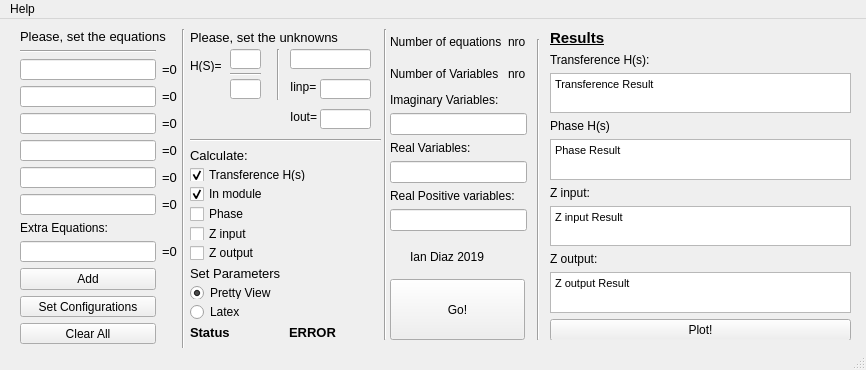
The window that UserInterface.ui (iancraz/CircuitSolver) describes before a commit, drawn with Qt 5.
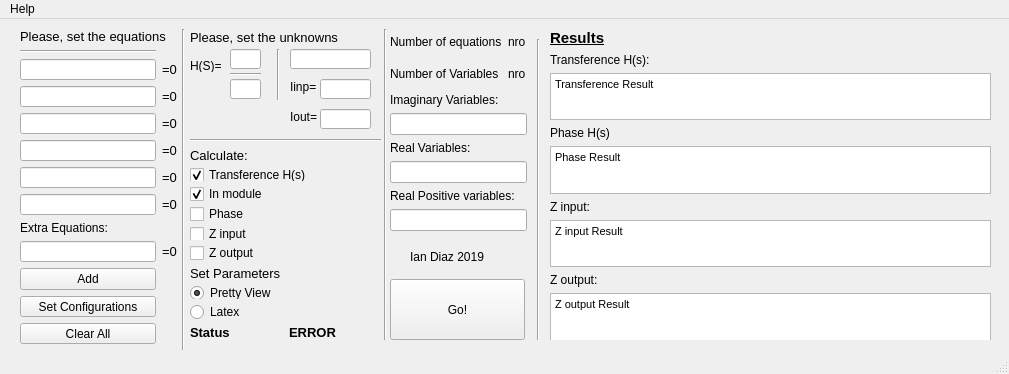
The same window after the commit.

Commit message: Creo q esta terminado

Patch:
```diff
--- a/UserInterface.ui
+++ b/UserInterface.ui
@@ -6,8 +6,8 @@
    <rect>
     <x>0</x>
     <y>0</y>
-    <width>866</width>
-    <height>370</height>
+    <width>1009</width>
+    <height>374</height>
    </rect>
   </property>
   <property name="windowTitle">
@@ -510,7 +510,7 @@
      <rect>
       <x>550</x>
       <y>10</y>
-      <width>301</width>
+      <width>441</width>
       <height>311</height>
      </rect>
     </property>
@@ -629,13 +629,6 @@
        </property>
       </widget>
      </item>
-     <item>
-      <widget class="QPushButton" name="plotButton">
-       <property name="text">
-        <string>Plot!</string>
-       </property>
-      </widget>
-     </item>
     </layout>
    </widget>
    <widget class="QLabel" name="mainLabel_unk">
@@ -803,7 +796,7 @@
     <rect>
      <x>0</x>
      <y>0</y>
-     <width>866</width>
+     <width>1009</width>
      <height>21</height>
     </rect>
    </property>
```
